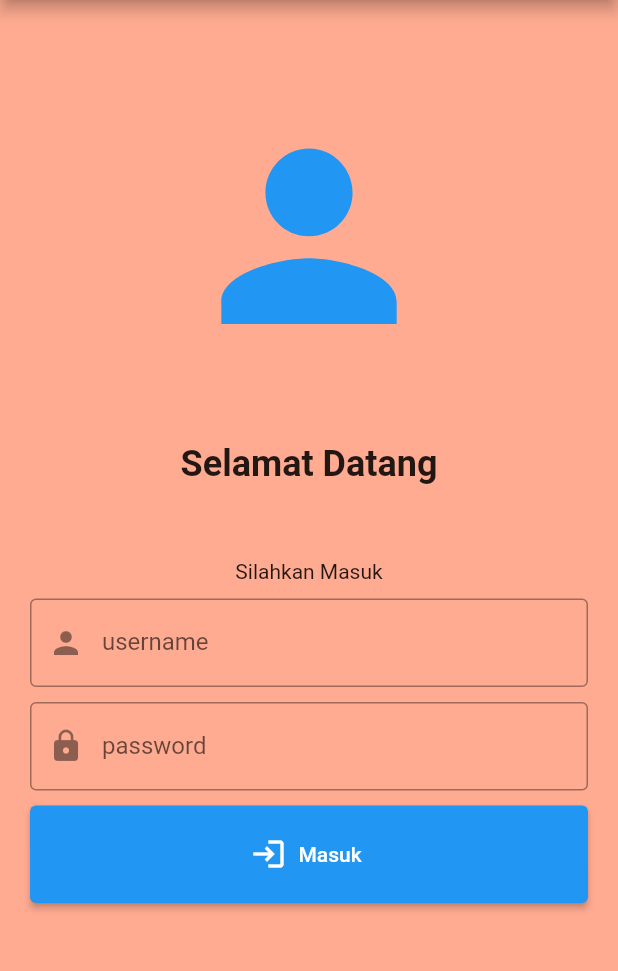
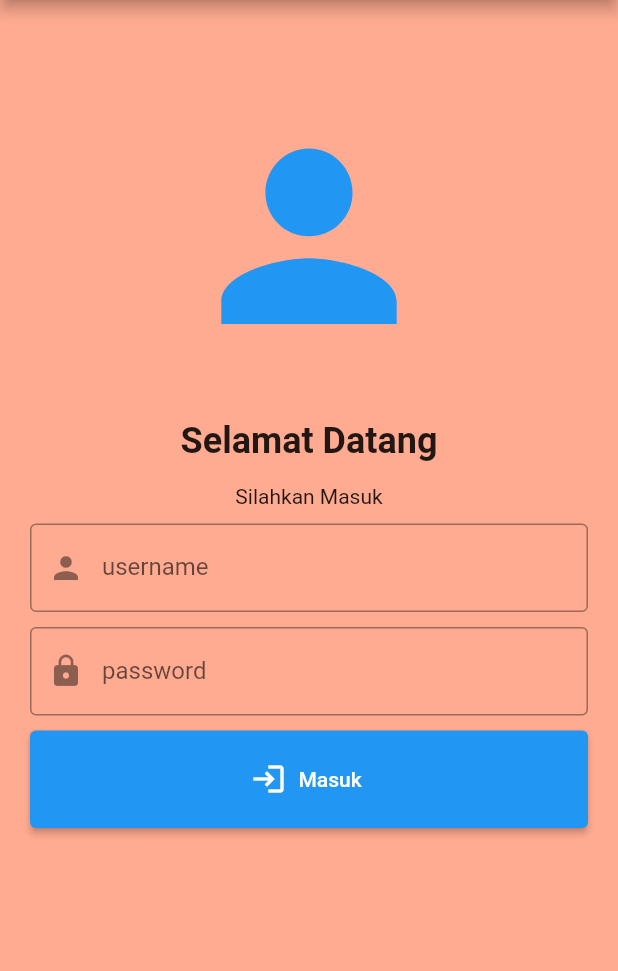
Before and after one commit to mchridwan04/mobileProgramming, a Flutter app: the screen it shows after launch, on a phone screen of 412 x 824 dp, the part 84-1055 px from its top. Run offline on Flutter 3.47's test engine with Material 2 defaults, Android fonts, the phone set to English and light mode, and no system bars.

Commit message:
solve bug margin

```diff
--- a/lib/main.dart
+++ b/lib/main.dart
@@ -33,12 +33,12 @@ class FormMasuk extends StatelessWidget {
               const Icon(Icons.person, size: 175, color: Colors.blue),
 
               // !!!  Teks Pembuka
-              const SizedBox(height: 50),
+              const SizedBox(height: 35),
               const Text(
                 'Selamat Datang',
                 style: TextStyle(fontSize: 24, fontWeight: FontWeight.bold),
               ),
-              const SizedBox(height: 50),
+              const SizedBox(height: 15),
               const Text('Silahkan Masuk', style: TextStyle(fontSize: 14)),
 
               // !!! Form input username
```
